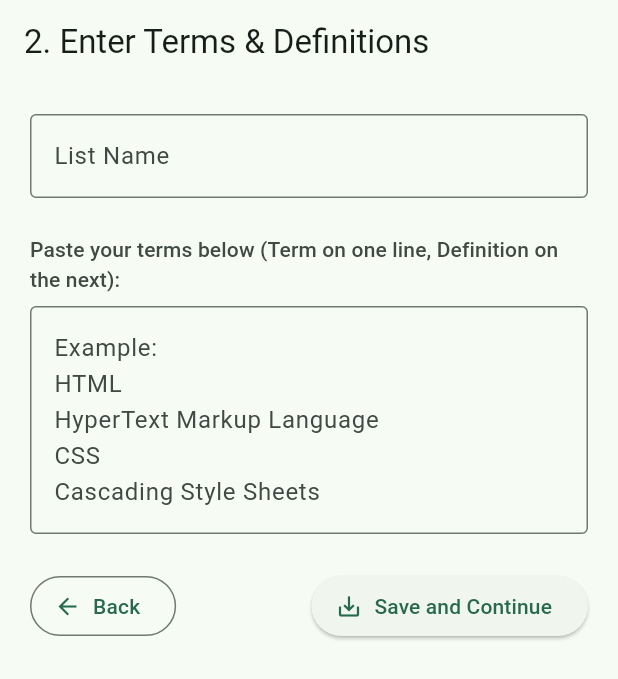
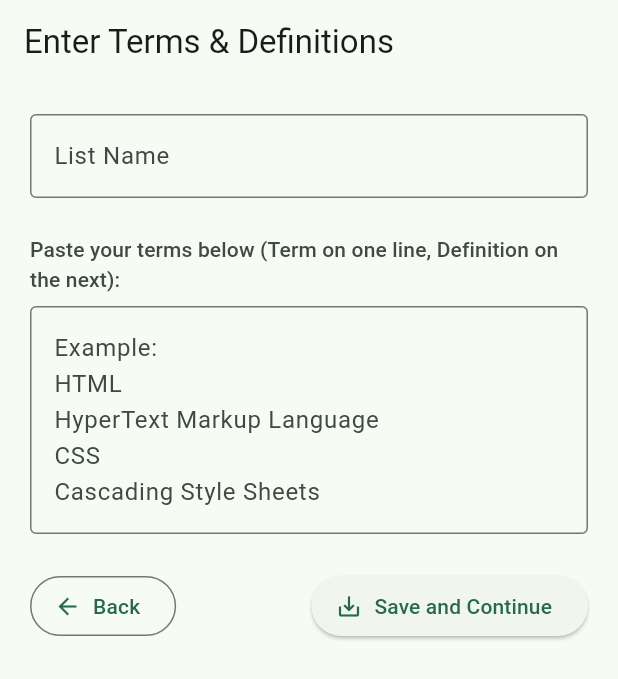
Before and after one commit to FlamingWater35/Quizlone, a Flutter app: the screen it shows after launch, after a tap on "Create New List", on a phone screen of 412 x 824 dp. Shown: the top 679 px of the screen. Run offline on Flutter 3.47's test engine with Material 3 defaults, Android fonts, the phone set to English and light mode, and no system bars; our stand-ins replace flutter_riverpod, isar, riverpod_annotation; accounts and stored records are empty; generated files the repository leaves out were written again.

Commit message:
Update titles

```diff
--- a/lib/screens/main/mode_selection_screen.dart
+++ b/lib/screens/main/mode_selection_screen.dart
@@ -31,7 +31,7 @@ class ModeSelectionScreen extends ConsumerWidget {
 
     return Scaffold(
       appBar: AppBar(
-        title: const Text("3. Options & Mode"),
+        title: const Text("Options & Mode"),
         automaticallyImplyLeading: false,
       ),
       body: SafeArea(
--- a/lib/screens/modes/flashcard_screen.dart
+++ b/lib/screens/modes/flashcard_screen.dart
@@ -34,7 +34,7 @@ class _FlashcardScreenState extends ConsumerState<FlashcardScreen> {
 
     return Scaffold(
       appBar: AppBar(
-        title: const Text("4. Flashcards"),
+        title: const Text("Flashcards"),
         leading: IconButton(
           icon: const Icon(Icons.arrow_back),
           onPressed: () {
--- a/lib/screens/modes/learn_screen.dart
+++ b/lib/screens/modes/learn_screen.dart
@@ -116,7 +116,7 @@ class _LearnScreenState extends ConsumerState<LearnScreen> {
 
     return Scaffold(
       appBar: AppBar(
-        title: const Text("5. Learn"),
+        title: const Text("Learn"),
         leading: IconButton(
           icon: const Icon(Icons.arrow_back),
           onPressed: () {
--- a/lib/screens/modes/test_screen.dart
+++ b/lib/screens/modes/test_screen.dart
@@ -207,7 +207,7 @@ class _TestScreenState extends ConsumerState<TestScreen> {
 
     return Scaffold(
       appBar: AppBar(
-        title: const Text("6. Test"),
+        title: const Text("Test"),
         leading: IconButton(
           icon: const Icon(Icons.arrow_back),
           onPressed: () {
--- a/lib/screens/util/input_screen.dart
+++ b/lib/screens/util/input_screen.dart
@@ -40,7 +40,7 @@ class _InputScreenState extends ConsumerState<InputScreen> {
 
     return Scaffold(
       appBar: AppBar(
-        title: const Text("2. Enter Terms & Definitions"),
+        title: const Text("Enter Terms & Definitions"),
         automaticallyImplyLeading: false,
       ),
       body: SafeArea(
--- a/lib/screens/util/start_screen.dart
+++ b/lib/screens/util/start_screen.dart
@@ -16,7 +16,7 @@ class StartScreen extends ConsumerWidget {
     final studyListsAsync = ref.watch(studyListsProvider);
 
     return Scaffold(
-      appBar: AppBar(title: const Text("Flashcard & Test Maker")),
+      appBar: AppBar(title: const Text("Quizlone")),
       body: SafeArea(
         child: Center(
           child: Padding(
```
